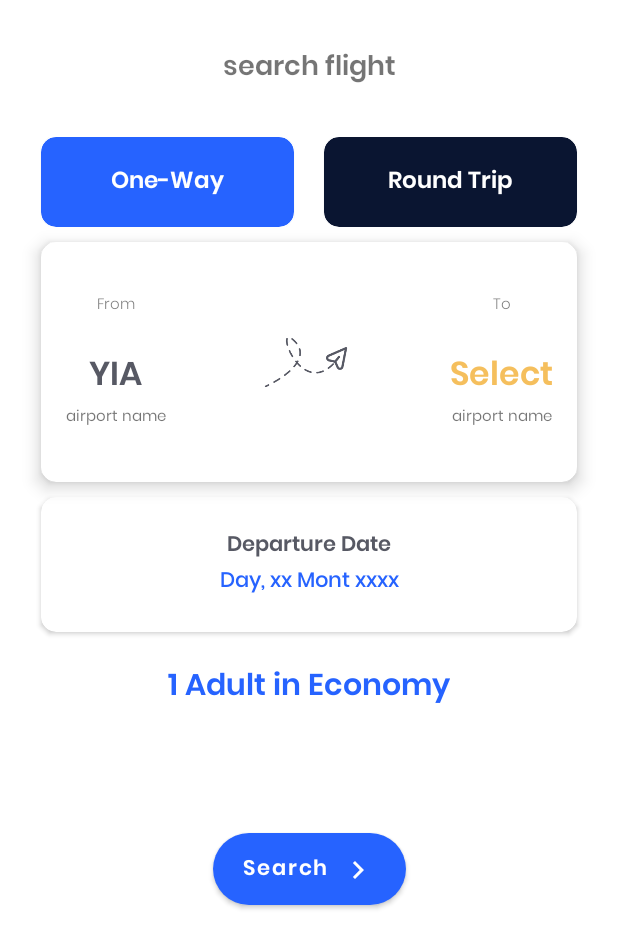
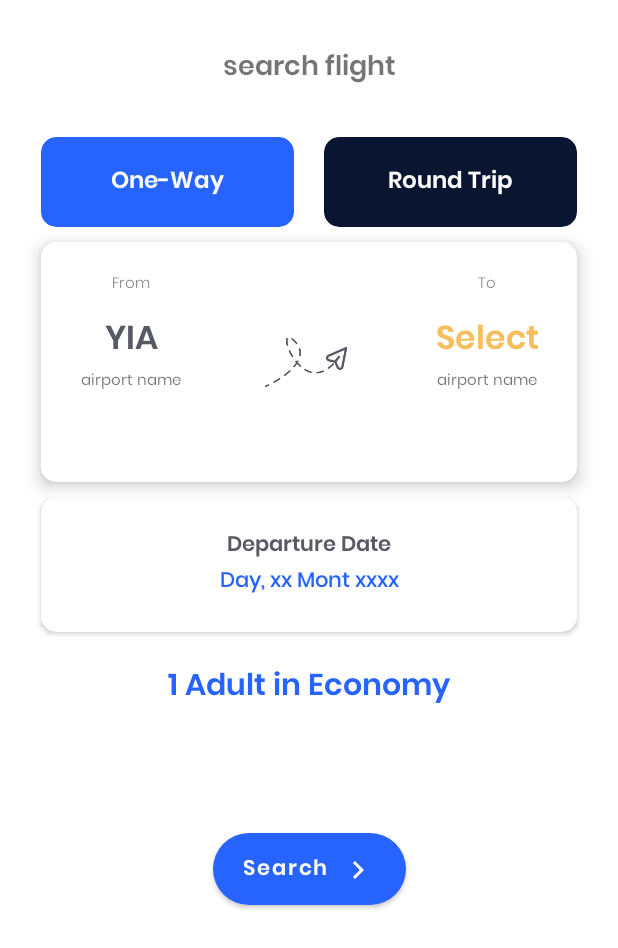
Before and after one commit to IrvanWijayaSardam/C2Ticketing, an Android app: the BookingFragment screen opened through its navigation route, on a phone screen of 412 x 824 dp. Shown: the top 948 px of the screen. Run offline under Robolectric (Android 15) with nearby library versions, the phone set to English and light mode, and no system bars; our stand-ins replace Dagger/Hilt's generated code, navigation-ui; 1 statement that could not run was skipped.

Commit message:
revisi CARD View Airport in Fragment Home & Fragment Booking

```diff
--- a/app/src/main/res/layout/fragment_booking.xml
+++ b/app/src/main/res/layout/fragment_booking.xml
@@ -92,7 +92,7 @@
             android:layout_height="match_parent">
             <LinearLayout
                 android:id="@+id/llBookFromFragmentBooking"
-                android:layout_width="100dp"
+                android:layout_width="120dp"
                 android:layout_height="0dp"
                 android:orientation="vertical"
                 android:gravity="center"
@@ -107,11 +107,12 @@
                     android:fontFamily="@font/poppins_light"
                     android:text="@string/from"
                     android:textSize="10sp"
-                    android:layout_marginBottom="20dp"
+                    android:layout_marginBottom="10dp"
+                    android:layout_marginTop="20dp"
                     android:textAlignment="center"/>
                 <TextView
                     android:id="@+id/tvFromAirportCodeFragmentBooking"
-                    android:layout_width="wrap_content"
+                    android:layout_width="match_parent"
                     android:layout_height="wrap_content"
                     android:text="@string/airport_code"
                     android:fontFamily="@font/poppins_semibold"
@@ -120,8 +121,8 @@
                     android:textAlignment="center"/>
                 <TextView
                     android:id="@+id/tvFromAirportNameFragmentBooking"
-                    android:layout_width="wrap_content"
-                    android:layout_height="wrap_content"
+                    android:layout_width="match_parent"
+                    android:layout_height="match_parent"
                     android:text="@string/airport_name"
                     android:textSize="10sp"
                     android:textAlignment="center"
@@ -140,7 +141,7 @@
 
             <LinearLayout
                 android:id="@+id/llBookToFragmentBooking"
-                android:layout_width="100dp"
+                android:layout_width="120dp"
                 android:layout_height="0dp"
                 android:orientation="vertical"
                 android:gravity="center"
@@ -154,11 +155,12 @@
                     android:fontFamily="@font/poppins_light"
                     android:text="@string/to"
                     android:textSize="10sp"
-                    android:layout_marginBottom="20dp"
+                    android:layout_marginBottom="10dp"
+                    android:layout_marginTop="20dp"
                     android:textAlignment="center"/>
                 <TextView
                     android:id="@+id/tvToAirportCodeFragmentBooking"
-                    android:layout_width="wrap_content"
+                    android:layout_width="match_parent"
                     android:layout_height="wrap_content"
                     android:text="@string/select"
                     android:fontFamily="@font/poppins_semibold"
@@ -167,8 +169,8 @@
                     android:textAlignment="center"/>
                 <TextView
                     android:id="@+id/tvToAirportNameFragmentBooking"
-                    android:layout_width="wrap_content"
-                    android:layout_height="wrap_content"
+                    android:layout_width="match_parent"
+                    android:layout_height="match_parent"
                     android:text="@string/airport_name"
                     android:textSize="10sp"
                     android:textAlignment="center"
```
Also changed, not shown: app/src/main/AndroidManifest.xml (+0 -7 lines), app/src/main/res/layout/fragment_home.xml (+15 -10 lines), app/src/main/res/drawable/ic_logo_4_black.png (added), app/src/main/res/drawable/ic_logo_4_blue.png (added), app/src/main/res/drawable/ic_logo_4_white.png (added).
